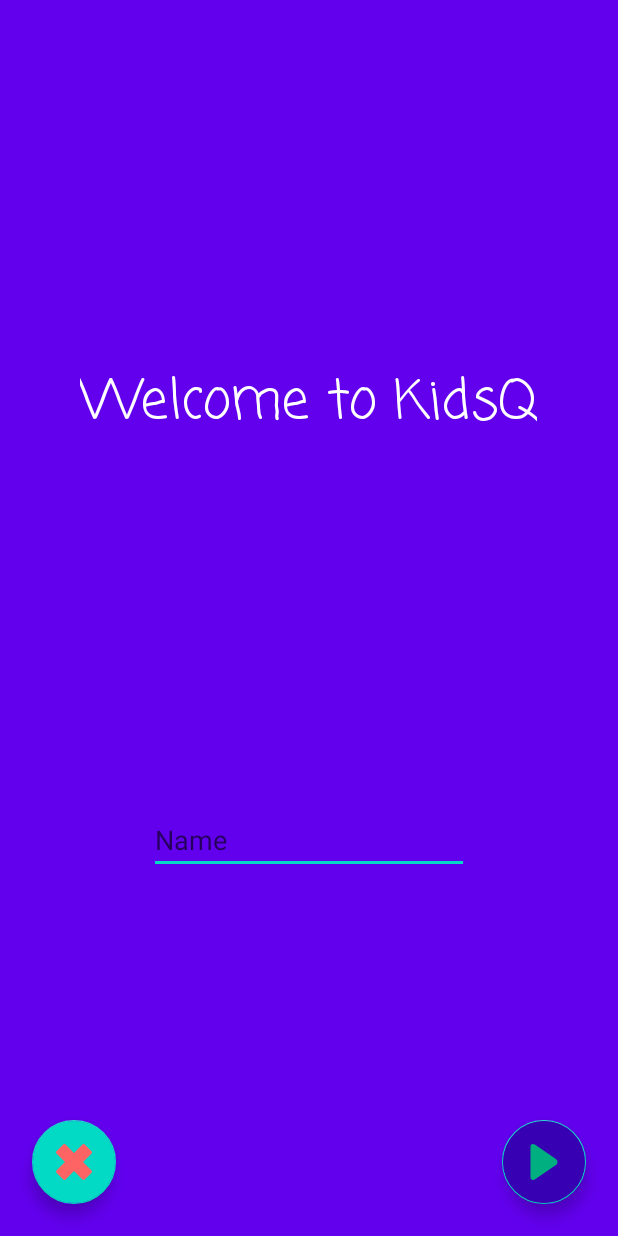
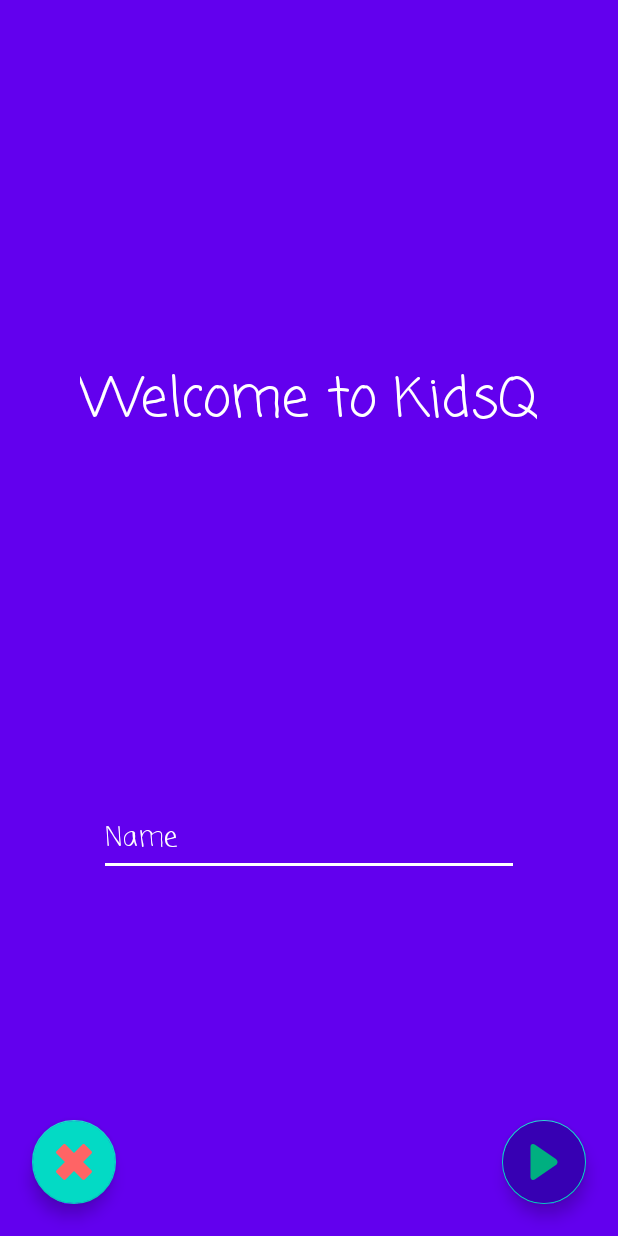
Before and after one commit to dino-sunny/kidsQ, an Android app: the HomeActivity screen opened directly, with no data from a screen before it, on a phone screen of 412 x 824 dp. Run offline under Robolectric (Android 15) with nearby library versions, the phone set to English and light mode, and no system bars; our stand-ins replace data binding.

```diff
--- a/app/build.gradle
+++ b/app/build.gradle
@@ -2,6 +2,8 @@ apply plugin: 'com.android.application'
 apply plugin: 'kotlin-android'
 apply plugin: 'kotlin-android-extensions'
 apply plugin: 'kotlin-kapt'
+// Adding the apply plugin statement for safeargs
+apply plugin: "androidx.navigation.safeargs"
 
 android {
     compileSdkVersion 29
--- a/app/src/main/java/com/dino/kidsq/failed/FailedFragment.kt
+++ b/app/src/main/java/com/dino/kidsq/failed/FailedFragment.kt
@@ -16,10 +16,7 @@ class FailedFragment : Fragment() {
 
     private lateinit var viewModel: FailedViewModel
 
-    override fun onCreateView(
-        inflater: LayoutInflater, container: ViewGroup?,
-        savedInstanceState: Bundle?
-    ): View? {
+    override fun onCreateView(inflater: LayoutInflater, container: ViewGroup?, savedInstanceState: Bundle?): View? {
         return inflater.inflate(R.layout.failed_fragment, container, false)
     }
 
--- a/app/src/main/java/com/dino/kidsq/game/HomeActivity.kt
+++ b/app/src/main/java/com/dino/kidsq/game/HomeActivity.kt
@@ -4,13 +4,17 @@ import android.os.Bundle
 import com.google.android.material.floatingactionbutton.FloatingActionButton
 import com.google.android.material.snackbar.Snackbar
 import androidx.appcompat.app.AppCompatActivity
+import androidx.databinding.DataBindingUtil
 import com.dino.kidsq.R
+import com.dino.kidsq.databinding.ActivityHomeBinding
 
 class HomeActivity : AppCompatActivity() {
 
+    private lateinit var binding : ActivityHomeBinding
+
     override fun onCreate(savedInstanceState: Bundle?) {
         super.onCreate(savedInstanceState)
-        setContentView(R.layout.activity_home)
+        binding = DataBindingUtil.setContentView(this, R.layout.activity_home)
 
         findViewById<FloatingActionButton>(R.id.fab).setOnClickListener { view ->
             Snackbar.make(view, "Replace with your own action", Snackbar.LENGTH_LONG)
--- a/app/src/main/java/com/dino/kidsq/game/StartGameFragment.kt
+++ b/app/src/main/java/com/dino/kidsq/game/StartGameFragment.kt
@@ -7,11 +7,14 @@ import android.view.LayoutInflater
 import android.view.View
 import android.view.ViewGroup
 import android.widget.Button
+import androidx.databinding.DataBindingUtil
 import androidx.navigation.fragment.findNavController
 import com.dino.kidsq.R
+import com.dino.kidsq.databinding.StartGameFragmentBinding
 import kotlinx.android.synthetic.main.start_game_fragment.view.*
 
 class StartGameFragment : Fragment() {
+    private lateinit var binding : StartGameFragmentBinding
 
     companion object {
         fun newInstance() = StartGameFragment()
@@ -19,11 +22,11 @@ class StartGameFragment : Fragment() {
 
     private lateinit var viewModel: StartGameViewModel
 
-    override fun onCreateView(
-        inflater: LayoutInflater, container: ViewGroup?,
-        savedInstanceState: Bundle?
-    ): View? {
-        return inflater.inflate(R.layout.start_game_fragment, container, false)
+    override fun onCreateView(inflater: LayoutInflater, container: ViewGroup?, savedInstanceState: Bundle?): View? {
+        // Inflate the layout for this fragment
+        val binding: StartGameFragmentBinding = DataBindingUtil.inflate(
+            inflater, R.layout.start_game_fragment, container, false)
+        return binding.root
     }
 
     override fun onActivityCreated(savedInstanceState: Bundle?) {
--- a/app/src/main/java/com/dino/kidsq/questions/QuestionsFragment.kt
+++ b/app/src/main/java/com/dino/kidsq/questions/QuestionsFragment.kt
@@ -16,10 +16,7 @@ class QuestionsFragment : Fragment() {
 
     private lateinit var viewModel: QuestionsViewModel
 
-    override fun onCreateView(
-        inflater: LayoutInflater, container: ViewGroup?,
-        savedInstanceState: Bundle?
-    ): View? {
+    override fun onCreateView(inflater: LayoutInflater, container: ViewGroup?, savedInstanceState: Bundle?): View? {
         return inflater.inflate(R.layout.questions_fragment, container, false)
     }
 
--- a/app/src/main/java/com/dino/kidsq/won/WonFragment.kt
+++ b/app/src/main/java/com/dino/kidsq/won/WonFragment.kt
@@ -16,10 +16,7 @@ class WonFragment : Fragment() {
 
     private lateinit var viewModel: WonViewModel
 
-    override fun onCreateView(
-        inflater: LayoutInflater, container: ViewGroup?,
-        savedInstanceState: Bundle?
-    ): View? {
+    override fun onCreateView(inflater: LayoutInflater, container: ViewGroup?, savedInstanceState: Bundle?): View? {
         return inflater.inflate(R.layout.won_fragment, container, false)
     }
 
--- a/app/src/main/res/layout/failed_fragment.xml
+++ b/app/src/main/res/layout/failed_fragment.xml
@@ -1,4 +1,5 @@
 <?xml version="1.0" encoding="utf-8"?>
+<layout>
 <androidx.constraintlayout.widget.ConstraintLayout xmlns:android="http://schemas.android.com/apk/res/android"
     xmlns:app="http://schemas.android.com/apk/res-auto"
     xmlns:tools="http://schemas.android.com/tools"
@@ -17,3 +18,4 @@
         app:layout_constraintTop_toTopOf="parent" />
 
 </androidx.constraintlayout.widget.ConstraintLayout>
+</layout>
--- a/app/src/main/res/layout/questions_fragment.xml
+++ b/app/src/main/res/layout/questions_fragment.xml
@@ -1,4 +1,5 @@
 <?xml version="1.0" encoding="utf-8"?>
+<layout>
 <androidx.constraintlayout.widget.ConstraintLayout xmlns:android="http://schemas.android.com/apk/res/android"
     xmlns:app="http://schemas.android.com/apk/res-auto"
     xmlns:tools="http://schemas.android.com/tools"
@@ -19,3 +20,4 @@
         app:layout_constraintTop_toTopOf="parent" />
 
 </androidx.constraintlayout.widget.ConstraintLayout>
+</layout>
--- a/app/src/main/res/layout/start_game_fragment.xml
+++ b/app/src/main/res/layout/start_game_fragment.xml
@@ -41,15 +41,19 @@
             android:id="@+id/editTextTextPersonName"
             android:layout_width="wrap_content"
             android:layout_height="wrap_content"
+            android:autofillHints="Name"
             android:ems="10"
+            app:backgroundTint="@color/white"
+            android:fontFamily="casual"
+            android:hint="@string/name"
             android:inputType="textPersonName"
-            android:hint="@string/name"
+            android:textColor="@color/white"
+            android:textColorHint="@color/white"
             app:layout_constraintBottom_toBottomOf="parent"
             app:layout_constraintEnd_toEndOf="parent"
             app:layout_constraintHorizontal_bias="0.5"
             app:layout_constraintStart_toStartOf="parent"
-            app:layout_constraintTop_toBottomOf="@+id/textview_first"
-            android:autofillHints="Name" />
+            app:layout_constraintTop_toBottomOf="@+id/textview_first" />
 
     </androidx.constraintlayout.widget.ConstraintLayout>
 </layout>
--- a/app/src/main/res/layout/won_fragment.xml
+++ b/app/src/main/res/layout/won_fragment.xml
@@ -1,4 +1,5 @@
 <?xml version="1.0" encoding="utf-8"?>
+<layout>
 <androidx.constraintlayout.widget.ConstraintLayout xmlns:android="http://schemas.android.com/apk/res/android"
     xmlns:app="http://schemas.android.com/apk/res-auto"
     xmlns:tools="http://schemas.android.com/tools"
@@ -19,3 +20,4 @@
         app:layout_constraintTop_toTopOf="parent" />
 
 </androidx.constraintlayout.widget.ConstraintLayout>
+</layout>
--- a/app/src/main/res/values/colors.xml
+++ b/app/src/main/res/values/colors.xml
@@ -3,4 +3,5 @@
     <color name="colorPrimary">#6200EE</color>
     <color name="colorPrimaryDark">#3700B3</color>
     <color name="colorAccent">#03DAC5</color>
+    <color name="white">#ffffff</color>
 </resources>
--- a/build.gradle
+++ b/build.gradle
@@ -5,12 +5,12 @@ buildscript {
     repositories {
         google()
         jcenter()
-
     }
     dependencies {
         classpath 'com.android.tools.build:gradle:4.0.0'
         classpath "org.jetbrains.kotlin:kotlin-gradle-plugin:$kotlin_version"
-
+        def nav_version = "2.3.0-beta01"
+        classpath "androidx.navigation:navigation-safe-args-gradle-plugin:$nav_version"
         // NOTE: Do not place your application dependencies here; they belong
         // in the individual module build.gradle files
     }
```
Also changed, not shown: app/src/main/java/com/dino/kidsq/splash/SplashActivity.kt (+18 -2 lines), app/src/main/res/layout/activity_splash.xml (+13 -6 lines).
